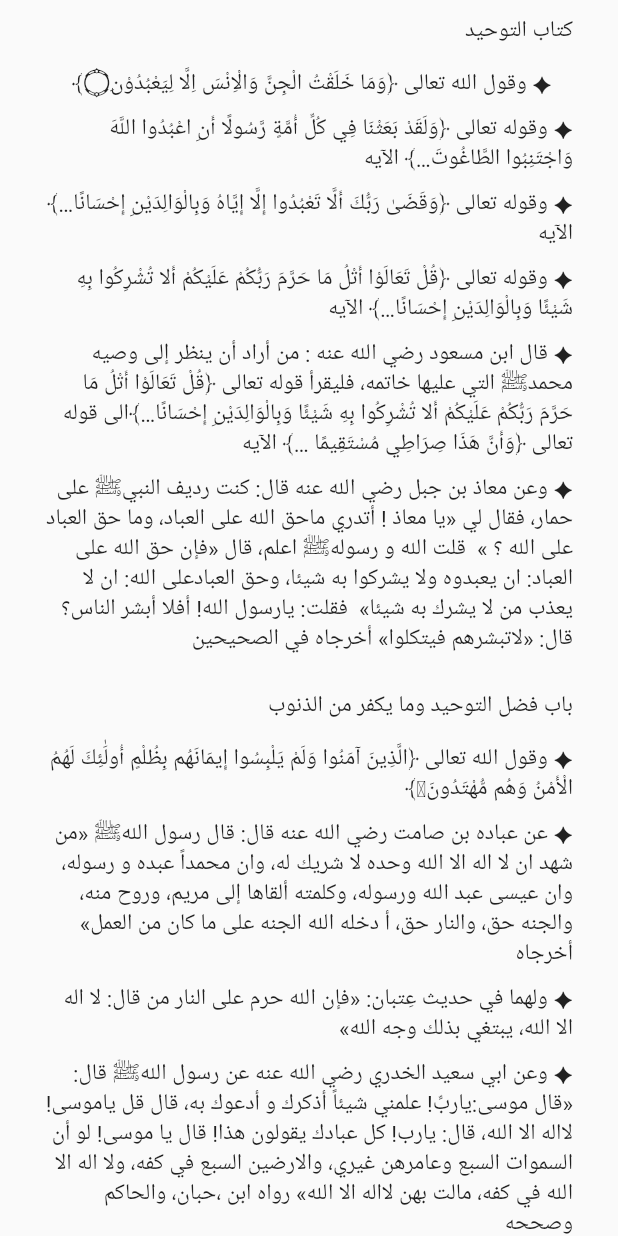
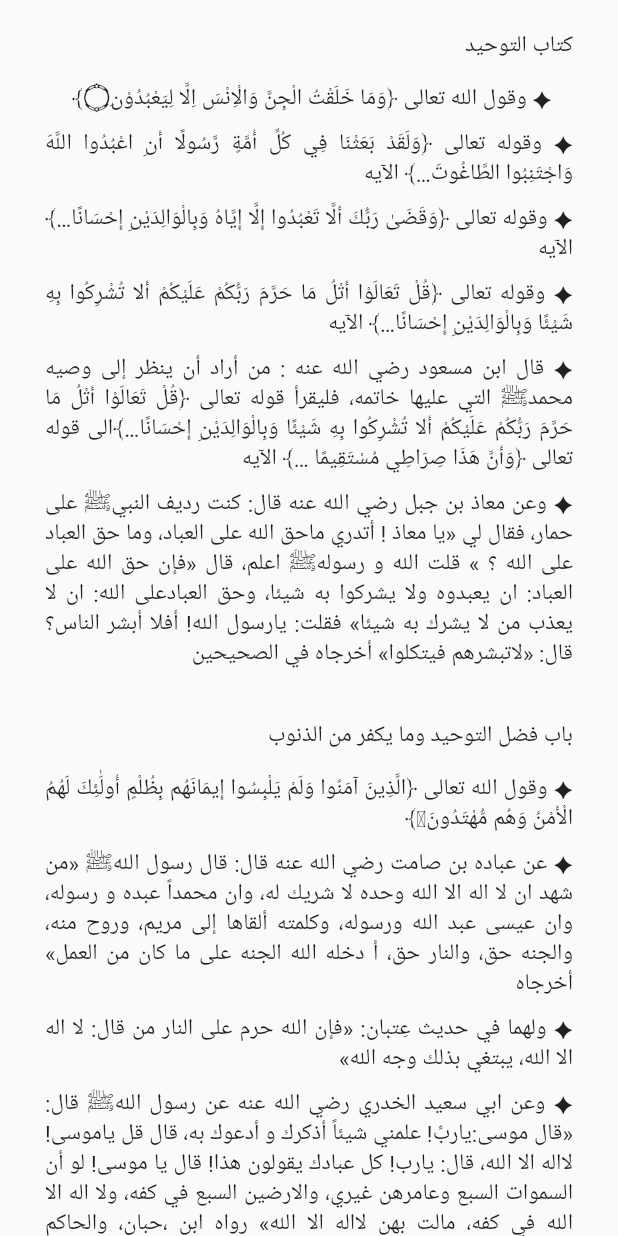
Before and after one commit to muddassir235/kitaab-at-tawheed, a Flutter app: the screen it shows after launch, on a phone screen of 412 x 824 dp. Run offline on Flutter 3.47's test engine with Material 2 defaults, Android fonts, the phone set to English and light mode, and no system bars.

Commit message:
Add custom font. Fix overflow issue.

```diff
--- a/lib/chapter.dart
+++ b/lib/chapter.dart
@@ -15,10 +15,11 @@ class Chapter extends StatelessWidget {
       padding: EdgeInsets.symmetric(vertical: 10, horizontal: 30),
       child: Column(
         children: [
-          Row(children: [
-            /*IconButton(onPressed: onPressed, icon: icon),*/
-            ChapterTitle(title),
-          ],),
+          Container(
+              width: double.infinity,
+              alignment: Alignment.centerRight,
+              child: ChapterTitle(title),
+          ),
           Column(
             children: content.map((daleel) => Daleel(daleel)).toList(),
           )
--- a/lib/chapter_title.dart
+++ b/lib/chapter_title.dart
@@ -11,8 +11,8 @@ class ChapterTitle extends StatelessWidget {
       child: Column(
         children: [
           Container(
-            padding: EdgeInsets.fromLTRB(0, 0, 0, 10),
-            child: Text(titleInVariousLanguages['original'] ?? ""),
+            padding: EdgeInsets.symmetric(vertical: 10, horizontal: 0),
+            child: Text(titleInVariousLanguages['original'] ?? "", textAlign: TextAlign.justify,),
           )
         ],
       ),
--- a/lib/daleel.dart
+++ b/lib/daleel.dart
@@ -9,7 +9,7 @@ class Daleel extends StatelessWidget {
   Widget build(BuildContext context) {
     return Container(
       padding: EdgeInsets.symmetric(vertical: 5.0, horizontal: 0),
-        child: Text(daleelInVariousLanguages['original'] ?? "")
+        child: Text(daleelInVariousLanguages['original'] ?? "", textAlign: TextAlign.justify,)
     );
   }
 }
--- a/lib/main.dart
+++ b/lib/main.dart
@@ -24,6 +24,7 @@ class MyApp extends StatelessWidget {
       locale: Locale('ar', 'AE'),
       theme: ThemeData(
         primarySwatch: Colors.blue,
+        // fontFamily: 'Tajawal',
       ),
       home: MyHomePage(title: 'كتاب التوحيد'),
     );
```
Also changed, not shown: pubspec.yaml (+10 -11 lines), fonts/tajawal_black.ttf (added), fonts/tajawal_bold.ttf (added), fonts/tajawal_extra_bold.ttf (added), fonts/tajawal_extra_light.ttf (added), fonts/tajawal_light.ttf (added), fonts/tajawal_medium.ttf (added), fonts/tajawal_regular.ttf (added).
